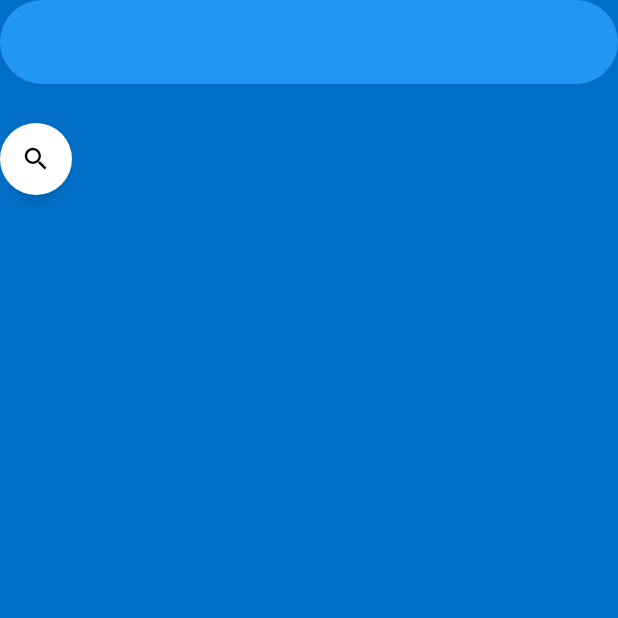
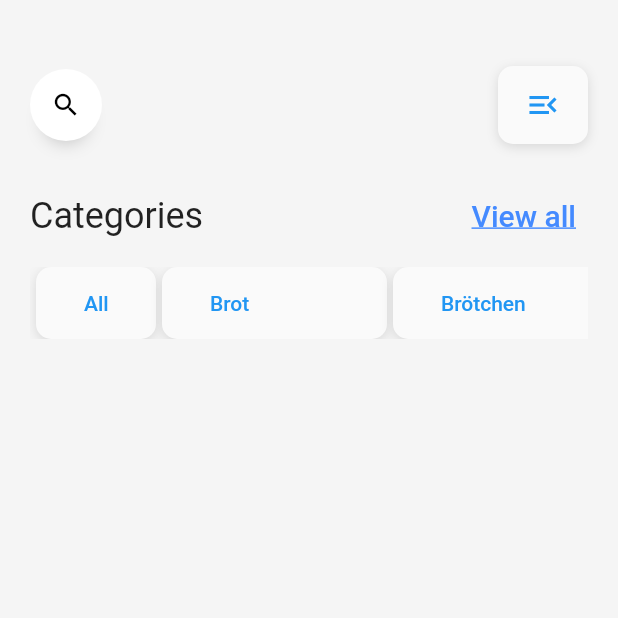
Before and after one commit to gitRodd/broetchenshop, a Flutter app: the OfferContent screen opened directly, on a phone screen of 412 x 824 dp, the top half of it. Run offline on Flutter 3.47's test engine with Material 2 defaults, Android fonts, the phone set to English and light mode, and no system bars; drawn by our look-alikes of anim_search_bar; our stand-ins replace badges, curved_navigation_bar, shared_preferences; accounts and stored records are empty.

Commit message:
Categories

```diff
--- a/lib/AppTheme/app_theme.dart
+++ b/lib/AppTheme/app_theme.dart
@@ -30,7 +30,10 @@ class MyTheme with ChangeNotifier{
 
   ThemeData lightMode(){
     return ThemeData(
-      scaffoldBackgroundColor: const Color.fromRGBO(0, 110, 199, 1) //Colors.grey.shade100
+      scaffoldBackgroundColor:  Colors.grey.shade100,//const Color.fromRGBO(0, 110, 199, 1)
+      textTheme: TextTheme(
+
+      )
     );
   }
 
--- a/lib/Help/design_content_login_reg.dart
+++ b/lib/Help/design_content_login_reg.dart
@@ -12,7 +12,7 @@ const kLabelStyle = TextStyle(
 );
 
 final kBoxDecorationStyle = BoxDecoration(
-  color: const Color(0xFF6CA8F1),
+  color: Colors.grey.shade50,//const Color(0xFF6CA8F1),
   borderRadius: BorderRadius.circular(10.0),
   boxShadow: const [
     BoxShadow(
--- a/lib/MainScreen/Cart/cart.dart
+++ b/lib/MainScreen/Cart/cart.dart
@@ -13,6 +13,7 @@ class _CartState extends State<Cart> {
     return SafeArea(
         child: Scaffold(
           appBar: AppBar(
+            title: const Text("Cart"),
             automaticallyImplyLeading: false,
             elevation: 0,
             shape: const RoundedRectangleBorder(
--- a/lib/MainScreen/Favorite/favorites.dart
+++ b/lib/MainScreen/Favorite/favorites.dart
@@ -13,6 +13,7 @@ class _FavoriteState extends State<Favorite> {
     return SafeArea(
         child: Scaffold(
           appBar: AppBar(
+            title: const Text("Favorites"),
             automaticallyImplyLeading: false,
             elevation: 0,
             shape: const RoundedRectangleBorder(
--- /dev/null
+++ b/lib/MainScreen/Offer/categories.dart
@@ -0,0 +1,115 @@
+import 'package:flutter/material.dart';
+
+import '../../Help/design_content_login_reg.dart';
+
+class Categories extends StatefulWidget {
+  const Categories({Key? key}) : super(key: key);
+
+  @override
+  State<Categories> createState() => _CategoriesState();
+}
+
+class _CategoriesState extends State<Categories> {
+  @override
+  Widget build(BuildContext context) {
+    return SingleChildScrollView(
+      scrollDirection: Axis.horizontal,
+      child: Row(
+        mainAxisSize: MainAxisSize.max,
+        children: <Widget>[
+          const Padding(
+            padding: EdgeInsets.all(2),
+          ),
+          Container(
+            width: 80,
+            decoration: kBoxDecorationStyle,
+            child: TextButton(
+                style: Theme.of(context).textButtonTheme.style,
+                onPressed: () {},
+                child: Row(
+                  children: const [
+                    SizedBox(
+                        width: 20
+                    ),
+                    Padding(
+                        padding: EdgeInsets.all(2)
+                    ),
+                    Expanded(
+                      child: Text("All"),
+                    ),
+                  ],
+                )),
+          ),
+          const Padding(
+            padding: EdgeInsets.all(2),
+          ),
+          Container(
+            width: 150,
+            decoration: kBoxDecorationStyle,
+            child: TextButton(
+                style: Theme.of(context).textButtonTheme.style,
+                onPressed: () {},
+                child: Row(
+                  children: const [
+                    SizedBox(
+                        width: 20
+                    ),
+                    Padding(
+                        padding: EdgeInsets.all(2)
+                    ),
+                    Expanded(
+                        child: Text("Brot")),
+                  ],
+                )),
+          ),
+          const Padding(
+            padding: EdgeInsets.all(2),
+          ),
+          Container(
+            width: 150,
+            decoration: kBoxDecorationStyle,
+            child: TextButton(
+                style: Theme.of(context).textButtonTheme.style,
+                onPressed: () {},
+                child: Row(
+                  children: const [
+                    SizedBox(
+                        width: 20
+                    ),
+                    Padding(
+                        padding: EdgeInsets.all(2)
+                    ),
+                    Expanded(
+                        child: Text("Brötchen")
+                    ),
+                  ],
+                )),
+          ),
+          const Padding(
+            padding: EdgeInsets.all(2),
+          ),
+          Container(
+            width: 150,
+            decoration: kBoxDecorationStyle,
+            child: TextButton(
+                style: Theme.of(context).textButtonTheme.style,
+                onPressed: () {},
+                child: Row(
+                  children: [
+                    const SizedBox(
+                        width: 20
+                    ),
+                    const Padding(
+                        padding: EdgeInsets.all(2)
+                    ),
+                    Expanded(
+                        child: Text("Süßes", style: Theme.of(context).textTheme.bodyText1,)
+                    ),
+                  ],
+                )),
+          ),
+        ],
+      ),
+    );
+  }
+}
--- a/lib/MainScreen/Offer/offer_content.dart
+++ b/lib/MainScreen/Offer/offer_content.dart
@@ -1,4 +1,6 @@
 import 'package:anim_search_bar/anim_search_bar.dart';
+import 'package:broetchenshop/MainScreen/Offer/categories.dart';
+import 'package:broetchenshop/MainScreen/Offer/searchbar_area.dart';
 import 'package:flutter/material.dart';
 
 class OfferContent extends StatefulWidget {
@@ -15,7 +17,7 @@ class _OfferContentState extends State<OfferContent> {
   Widget build(BuildContext context) {
     return SafeArea(
         child: Scaffold(
-      appBar: AppBar(
+      /*appBar: AppBar(
         automaticallyImplyLeading: false,
         elevation: 0,
         shape: const RoundedRectangleBorder(
@@ -23,19 +25,39 @@ class _OfferContentState extends State<OfferContent> {
           bottom: Radius.circular(30),
           top: Radius.circular(30),
         )),
-      ),
+      ),*/
       body: SingleChildScrollView(
+        padding: const EdgeInsets.all(20),
         child: Column(
           crossAxisAlignment: CrossAxisAlignment.center,
           children: <Widget>[
-            AnimSearchBar(
-              textController: textController,
-              width: MediaQuery.of(context).size.width,
-              onSuffixTap: () {
-                setState(() {
-                  textController.clear();
-                });
-              },
+            const SearchbarArea(),
+            const Padding(
+              padding: EdgeInsets.only(left: 10),
+            ),
+            SizedBox(
+              child: Row(
+                crossAxisAlignment: CrossAxisAlignment.center,
+                children: <Widget>[
+                  Expanded(
+                      child: Text(
+                    "Categories",
+                    style: Theme.of(context).textTheme.headline5,
+                  )),
+                  TextButton(
+                    onPressed: () {},
+                    child: const Text("View all",
+                        style: TextStyle(
+                            color: Colors.blueAccent,
+                            decoration: TextDecoration.underline,
+                            fontSize: 20)),
+                  )
+                ],
+              ),
+            ),
+            const SizedBox(height: 10,),
+            const SizedBox(
+              child: Categories()
             )
           ],
         ),
--- /dev/null
+++ b/lib/MainScreen/Offer/searchbar_area.dart
@@ -0,0 +1,45 @@
+import 'package:anim_search_bar/anim_search_bar.dart';
+import 'package:flutter/material.dart';
+
+import '../../Help/design_content_login_reg.dart';
+
+class SearchbarArea extends StatefulWidget {
+  const SearchbarArea({Key? key}) : super(key: key);
+
+  @override
+  State<SearchbarArea> createState() => _SearchbarAreaState();
+}
+
+class _SearchbarAreaState extends State<SearchbarArea> {
+  TextEditingController textController = TextEditingController();
+
+  @override
+  Widget build(BuildContext context) {
+    return Row(
+      children: <Widget>[
+        Expanded(
+          child: AnimSearchBar(
+            textController: textController,
+            width: MediaQuery.of(context).size.width,
+            onSuffixTap: () {
+              setState(() {
+                textController.clear();
+              });
+            },
+          ),
+        ),
+        const SizedBox(width: 10,),
+        Container(
+          padding: const EdgeInsets.all(2),
+          width: 60,
+          decoration: kBoxDecorationStyle,
+          child: TextButton(
+              style: Theme.of(context).textButtonTheme.style,
+              onPressed: () {},
+              child: const Icon(Icons.menu_open)
+          ),
+        ),
+      ],
+    );
+  }
+}
--- a/lib/MainScreen/Profil/profil.dart
+++ b/lib/MainScreen/Profil/profil.dart
@@ -12,6 +12,9 @@ class Profile extends StatefulWidget {
 class _ProfileState extends State<Profile> {
   @override
   Widget build(BuildContext context) {
-    return const ProfileBody();
+    return const Padding(
+      padding: EdgeInsets.all(10),
+      child: ProfileBody(),
+    );
   }
 }
```
Also changed, not shown: 1 other file.
